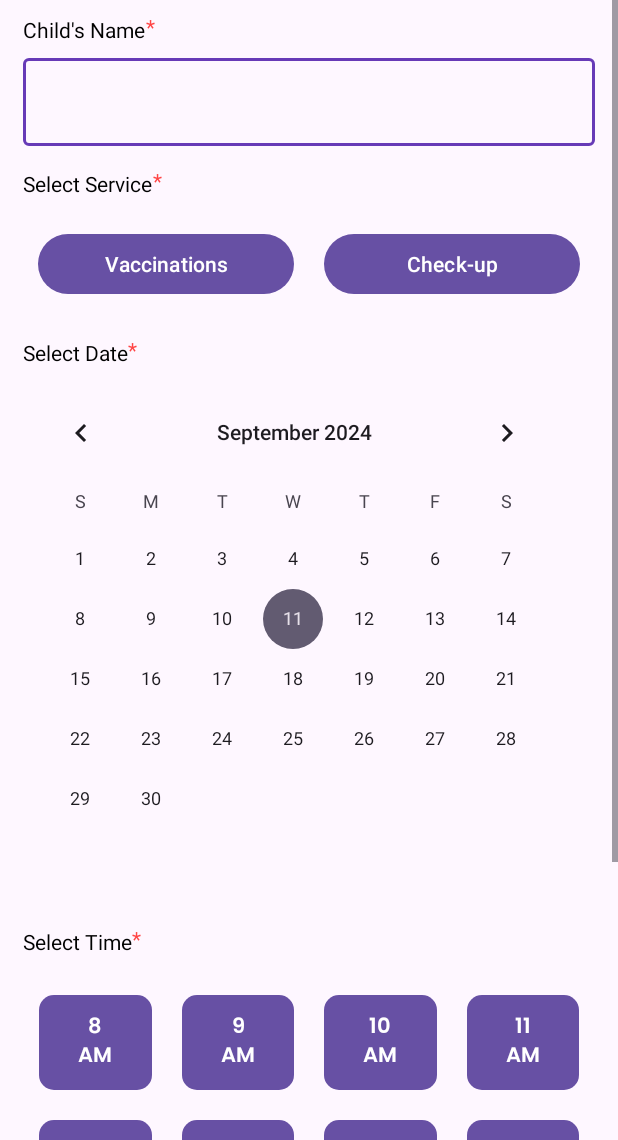
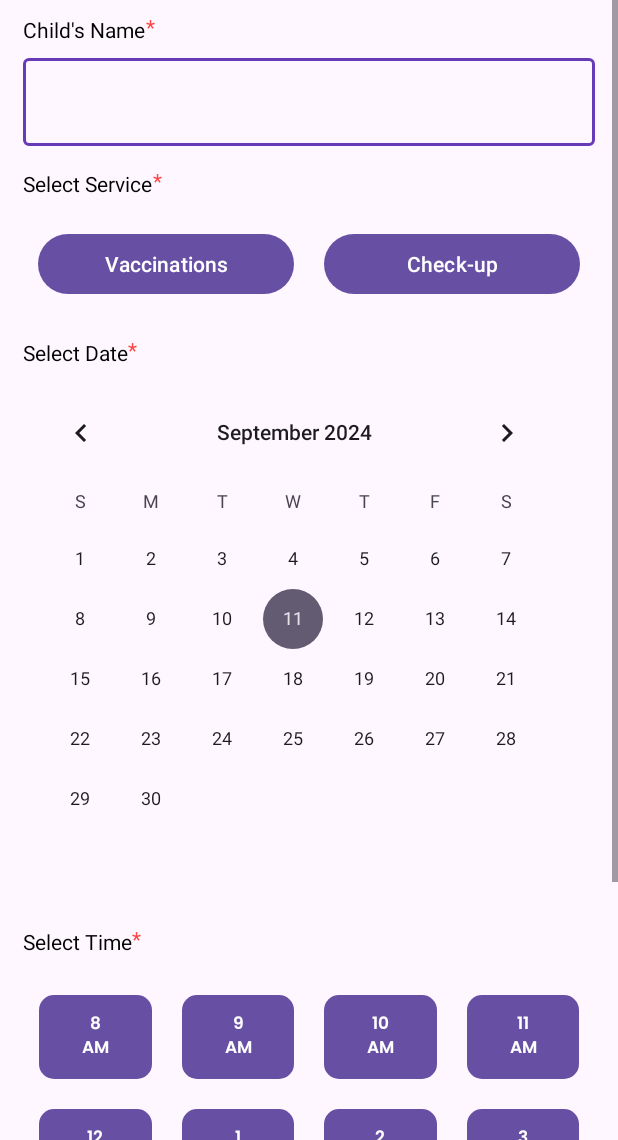
Before and after one commit to babbb06/Babybook, an Android app: the BookAppointmentActivity screen opened directly, with no data from a screen before it, on a phone screen of 412 x 824 dp, the part 96-1236 px from its top. Run offline under Robolectric (Android 15) with nearby library versions, the phone set to English and light mode, and no system bars; our stand-ins replace Firebase (no records; nobody signed in at launch, a user with empty details on screens opened directly); Roboto replaces fonts that are not available here.

```diff
--- a/app/src/main/java/com/example/babybook/UpdateProfiledDoctor.java
+++ b/app/src/main/java/com/example/babybook/UpdateProfiledDoctor.java
@@ -11,7 +11,7 @@ public class UpdateProfiledDoctor extends AppCompatActivity {
     @Override
     protected void onCreate(Bundle savedInstanceState) {
         super.onCreate(savedInstanceState);
-        setContentView(R.layout.activity_update_profile);
+        setContentView(R.layout.activity_update_profile_doctor);
 
 
     }
--- a/app/src/main/res/drawable/add.xml
+++ b/app/src/main/res/drawable/add.xml
@@ -5,6 +5,6 @@
     android:width="24dp">
 
     <path
-        android:fillColor="@android:color/holo_blue_dark"
+        android:fillColor="@color/buttonBackgroundColor"
         android:pathData="M19,13h-6v6h-2v-6H5v-2h6V5h2v6h6v2z"/>
 </vector>
--- a/app/src/main/res/layout/activity_book_appointment.xml
+++ b/app/src/main/res/layout/activity_book_appointment.xml
@@ -197,16 +197,85 @@
                 android:padding="16dp">
 
                 <!-- Add buttons for each time slot (8 AM to 5 PM) -->
-                <Button android:text="8 AM" android:fontFamily="@font/poppins_semibold" android:background="@drawable/rounded_button" android:layout_margin="10dp" android:layout_width="10dp" android:layout_height="wrap_content" android:layout_columnWeight="1" />
-                <Button android:text="9 AM"  android:fontFamily="@font/poppins_semibold" android:background="@drawable/rounded_button" android:layout_margin="10dp" android:layout_width="10dp" android:layout_height="wrap_content" android:layout_columnWeight="1" />
-                <Button android:text="10 AM" android:fontFamily="@font/poppins_semibold" android:background="@drawable/rounded_button" android:layout_margin="10dp" android:layout_width="10dp" android:layout_height="wrap_content" android:layout_columnWeight="1" />
-                <Button android:text="11 AM" android:fontFamily="@font/poppins_semibold" android:background="@drawable/rounded_button" android:layout_margin="10dp" android:layout_width="10dp" android:layout_height="wrap_content" android:layout_columnWeight="1" />
-                <Button android:text="12 PM" android:fontFamily="@font/poppins_semibold" android:background="@drawable/rounded_button" android:layout_margin="10dp" android:layout_width="10dp" android:layout_height="wrap_content" android:layout_columnWeight="1" />
-                <Button android:text="1 PM" android:fontFamily="@font/poppins_semibold" android:background="@drawable/rounded_button" android:layout_margin="10dp" android:layout_width="10dp" android:layout_height="wrap_content" android:layout_columnWeight="1" />
-                <Button android:text="2 PM" android:fontFamily="@font/poppins_semibold" android:background="@drawable/rounded_button" android:layout_margin="10dp" android:layout_width="10dp" android:layout_height="wrap_content" android:layout_columnWeight="1" />
-                <Button android:text="3 PM" android:fontFamily="@font/poppins_semibold" android:background="@drawable/rounded_button" android:layout_margin="10dp" android:layout_width="10dp" android:layout_height="wrap_content" android:layout_columnWeight="1" />
-                <Button android:text="4 PM" android:fontFamily="@font/poppins_semibold" android:background="@drawable/rounded_button" android:layout_margin="10dp" android:layout_width="10dp" android:layout_height="wrap_content" android:layout_columnWeight="1" />
-                <Button android:text="5 PM"  android:fontFamily="@font/poppins_semibold" android:background="@drawable/rounded_button" android:layout_margin="10dp" android:layout_width="10dp" android:layout_height="wrap_content" android:layout_columnWeight="1" />
+                <Button android:text="8\nAM"
+                    android:fontFamily="@font/poppins_semibold"
+                    android:background="@drawable/rounded_button"
+                    android:layout_margin="10dp"
+                       android:layout_width="0dp"    android:textSize="11dp"
+                    android:layout_height="wrap_content"
+                    android:layout_columnWeight="1" />
+                <Button
+                    android:text="9\nAM"
+                    android:fontFamily="@font/poppins_semibold"
+                    android:background="@drawable/rounded_button"
+                    android:layout_margin="10dp"
+                           android:layout_width="0dp"    android:textSize="11dp"
+                    android:layout_height="wrap_content"
+                    android:layout_columnWeight="1" />
+                <Button android:text="10\nAM"
+                    android:fontFamily="@font/poppins_semibold"
+                    android:background="@drawable/rounded_button"
+                    android:layout_margin="10dp"
+                    android:textSize="11dp"
+                           android:layout_width="0dp"
+                    android:layout_height="wrap_content"
+                    android:layout_columnWeight="1" />
+                <Button
+                    android:text="11\nAM"
+                    android:fontFamily="@font/poppins_semibold"
+                    android:background="@drawable/rounded_button"
+                    android:layout_margin="10dp"
+                           android:layout_width="0dp"    android:textSize="11dp"
+                    android:layout_height="wrap_content"
+                    android:layout_columnWeight="1" />
+                <Button
+                    android:text="12\nPM"
+                    android:fontFamily="@font/poppins_semibold"
+                    android:background="@drawable/rounded_button"
+                    android:layout_margin="10dp"
+                           android:layout_width="0dp"    android:textSize="11dp"
+                    android:layout_height="wrap_content"
+                    android:layout_columnWeight="1" />
+                <Button
+                    android:text="1\nPM"
+                    android:fontFamily="@font/poppins_semibold"
+                    android:background="@drawable/rounded_button"
+                    android:layout_margin="10dp"
+                           android:layout_width="0dp"    android:textSize="11dp"
+                    android:layout_height="wrap_content"
+                    android:layout_columnWeight="1" />
+                <Button
+                    android:text="2\nPM"
+                    android:fontFamily="@font/poppins_semibold"
+                    android:background="@drawable/rounded_button"
+                    android:layout_margin="10dp"
+                           android:layout_width="0dp"    android:textSize="11dp"
+                    android:layout_height="wrap_content"
+                    android:layout_columnWeight="1" />
+                <Button
+                    android:text="3\nPM"
+                    android:fontFamily="@font/poppins_semibold"
+                    android:background="@drawable/rounded_button"
+                    android:layout_margin="10dp"
+                           android:layout_width="0dp"    android:textSize="11dp"
+                    android:layout_height="wrap_content"
+                    android:layout_columnWeight="1" />
+                <Button
+                    android:text="4\nPM"
+                    android:fontFamily="@font/poppins_semibold"
+                    android:background="@drawable/rounded_button"
+                    android:layout_margin="10dp"
+                           android:layout_width="0dp"    android:textSize="11dp"
+                    android:layout_height="wrap_content"
+                    android:layout_columnWeight="1" />
+                <Button
+                    android:text="5\nPM"
+                    android:fontFamily="@font/poppins_semibold"
+                    android:background="@drawable/rounded_button"
+                    android:layout_margin="10dp"
+                           android:layout_width="0dp"    android:textSize="11dp"
+                    android:layout_height="wrap_content"
+                    android:layout_columnWeight="1" />
             </GridLayout>
 
             <!-- Submit Button -->
--- a/app/src/main/res/layout/activity_login.xml
+++ b/app/src/main/res/layout/activity_login.xml
@@ -20,11 +20,11 @@
 
         <androidx.cardview.widget.CardView
             android:id="@+id/card22"
-            android:layout_width="110dp"
-            android:layout_height="110dp"
+            android:layout_width="130dp"
+            android:layout_height="130dp"
             android:layout_marginTop="60dp"
             app:cardCornerRadius="10dp"
-            app:cardElevation="8dp"
+            app:cardElevation="6dp"
             app:layout_constraintEnd_toEndOf="parent"
             app:layout_constraintStart_toStartOf="parent"
             app:layout_constraintTop_toTopOf="parent">
--- a/app/src/main/res/layout/item_appointment_request.xml
+++ b/app/src/main/res/layout/item_appointment_request.xml
@@ -46,7 +46,7 @@
                 android:layout_width="130dp"
                 android:layout_height="wrap_content"
                 android:layout_margin="15dp"
-                android:backgroundTint="@color/violet2"
+                android:backgroundTint="@color/buttonBackgroundColor"
                 android:text="Accept"
                 app:layout_constraintBottom_toBottomOf="parent"
                 app:layout_constraintEnd_toEndOf="parent"
--- a/app/src/main/res/layout/item_doctor2.xml
+++ b/app/src/main/res/layout/item_doctor2.xml
@@ -3,6 +3,7 @@
     android:layout_height="wrap_content"
     xmlns:app="http://schemas.android.com/apk/res-auto"
     app:cardCornerRadius="15dp"
+    android:layout_marginVertical="5dp"
     android:background="#E1DFDF">
 
     <RelativeLayout
```
Also changed, not shown: app/src/main/res/drawable/baseline_more_vert_24.xml (+6 -1 lines), app/src/main/res/layout/item_doctor.xml (+37 -12 lines), app/src/main/res/menu/doctor_drawer_menu.xml (+7 -5 lines), app/src/main/res/menu/drawer_menu.xml (+5 -5 lines).
